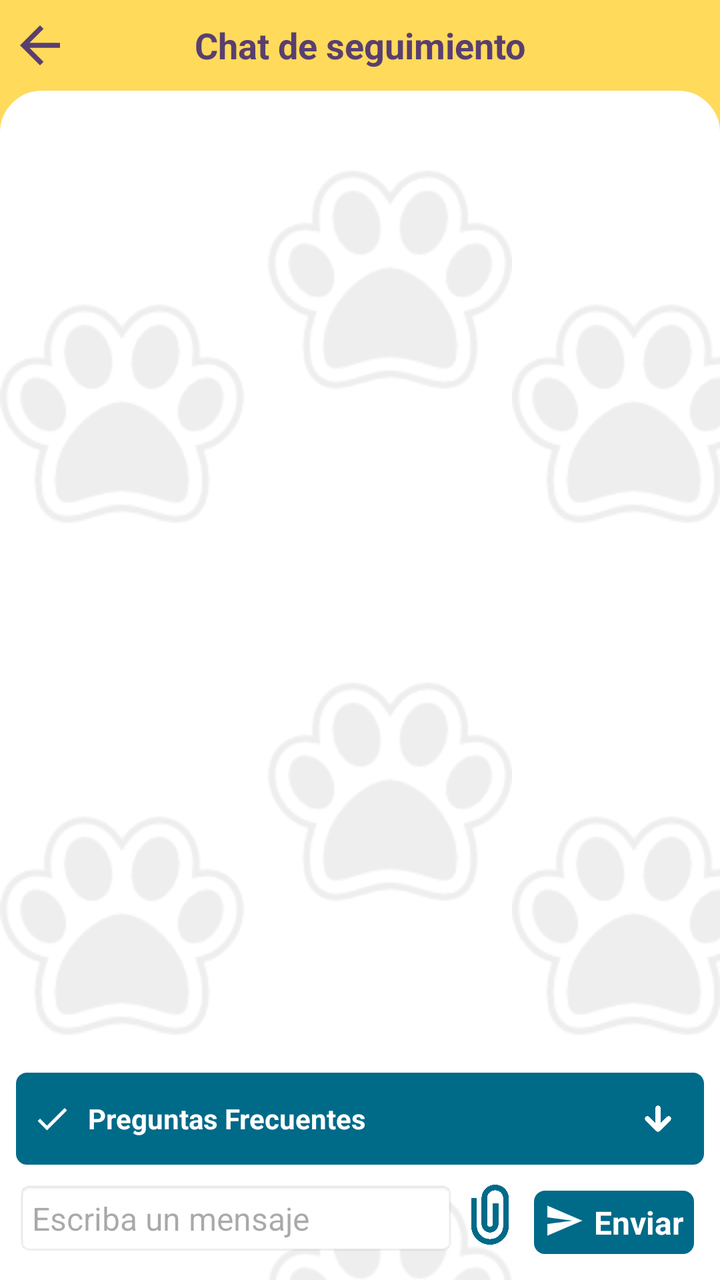
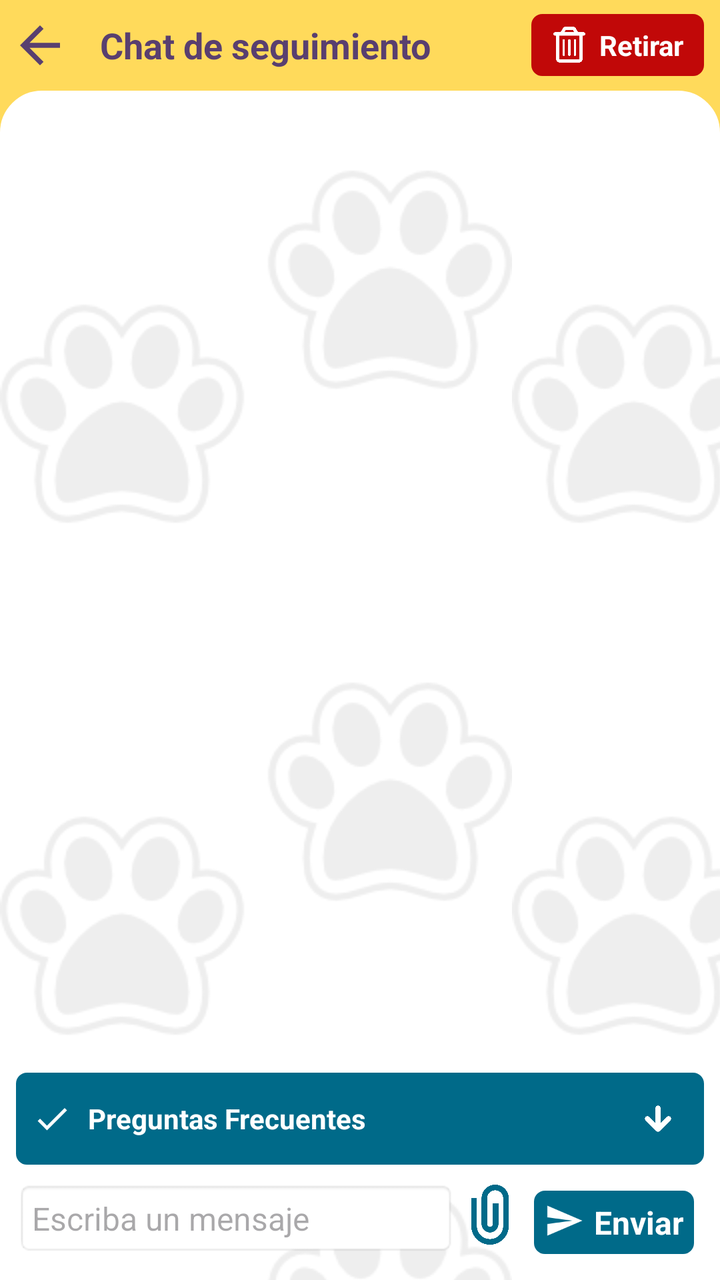

Two renders of the same Android screen: before a commit and after it. Below are the layout's source before the change and the commit's diff.
<!-- AndroidManifest.xml: application theme Theme.TIC_PV -->
<!-- res/layout/activity_seguimiento_voluntario_chat.xml -->
<RelativeLayout xmlns:android="http://schemas.android.com/apk/res/android"
    xmlns:app="http://schemas.android.com/apk/res-auto"
    xmlns:tools="http://schemas.android.com/tools"
    android:id="@+id/main"
    android:layout_width="match_parent"
    android:layout_height="match_parent"
    android:background="@color/yellow"
    android:fillViewport="true"
    android:fitsSystemWindows="true"
    android:focusableInTouchMode="true"
    tools:context=".Vista.SeguimientoVoluntarioChatActivity">

    
    <RelativeLayout
        android:id="@+id/lYSuperiorSeguimientoVoluntarioChat"
        android:layout_width="match_parent"
        android:layout_height="wrap_content"
        android:background="@color/yellow">

        <ImageView
            android:id="@+id/iVRegresarSeguimientoVoluntarioChat"
            android:layout_width="30dp"
            android:layout_height="30dp"
            android:layout_centerVertical="true"
            android:layout_marginStart="5dp"
            android:background="@drawable/ic_retroceder"
            android:backgroundTint="@color/lila"
            android:clickable="true"
            android:focusable="true"
            android:foreground="?android:attr/selectableItemBackgroundBorderless" />

        <TextView
            android:id="@+id/tVTituloSeguimientoVoluntarioChat"
            android:layout_width="match_parent"
            android:layout_height="wrap_content"
            android:layout_centerVertical="true"
            android:text="Chat de seguimiento"
            android:textAlignment="center"
            android:textColor="@color/lila"
            android:textSize="18sp"
            android:textStyle="bold" />

        <View
            android:id="@+id/viewTituloVerMascotas"
            android:layout_width="match_parent"
            android:layout_height="1dp"
            android:layout_below="@+id/tVTituloSeguimientoVoluntarioChat"
            android:layout_marginTop="20dp"
            android:background="@color/yellow" />
    </RelativeLayout>

    
    <LinearLayout
        android:id="@+id/lLChatSeguimientoVoluntario"
        android:layout_width="match_parent"
        android:layout_height="match_parent"
        android:layout_below="@+id/lYSuperiorSeguimientoVoluntarioChat"
        android:background="@drawable/bordes_fragment"
        android:orientation="vertical">

        
        <androidx.recyclerview.widget.RecyclerView
            android:id="@+id/recyclerViewChatSeguiVol"
            android:layout_width="match_parent"
            android:layout_height="0dp"
            android:layout_weight="1"
            android:padding="8dp" />

        
        <LinearLayout
            android:id="@+id/lLOpcionesMensajeria"
            android:layout_width="match_parent"
            android:layout_height="wrap_content"
            android:orientation="vertical"
            android:padding="8dp">

            
            <LinearLayout
                android:id="@+id/lLMostrarPreguntasFrecuentes"
                android:layout_width="match_parent"
                android:layout_height="wrap_content"
                android:layout_marginBottom="8dp"
                android:background="@drawable/border"
                android:backgroundTint="@color/blue_2"
                android:clickable="true"
                android:focusable="true"
                android:foreground="?android:attr/selectableItemBackgroundBorderless"
                android:gravity="center"
                android:orientation="horizontal"
                android:padding="8dp">

                <ImageView
                    android:layout_width="20dp"
                    android:layout_height="20dp"
                    android:background="@drawable/ic_visto_bueno"
                    android:backgroundTint="@color/white" />

                <TextView
                    android:layout_width="wrap_content"
                    android:layout_height="wrap_content"
                    android:layout_marginStart="8dp"
                    android:text="Preguntas Frecuentes"
                    android:textColor="@color/white"
                    android:textSize="14sp"
                    android:textStyle="bold" />

                <View
                    android:layout_width="0dp"
                    android:layout_height="0dp"
                    android:layout_weight="1" />

                <ImageView
                    android:id="@+id/iVFlechaPreguntasFrecuentes"
                    android:layout_width="30dp"
                    android:layout_height="30dp"
                    android:background="@drawable/ic_flecha_abajo"
                    android:backgroundTint="@color/white" />
            </LinearLayout>

            
            <LinearLayout
                android:id="@+id/lLRespondiendoMensaje"
                android:layout_width="match_parent"
                android:layout_height="wrap_content"
                android:layout_marginBottom="6dp"
                android:background="@drawable/border"
                android:backgroundTint="@color/celeste"
                android:orientation="horizontal"
                android:padding="8dp"
                android:visibility="gone">

                <View
                    android:layout_width="3dp"
                    android:layout_height="match_parent"
                    android:background="@color/blue_2" />

                <LinearLayout
                    android:layout_width="0dp"
                    android:layout_height="wrap_content"
                    android:layout_weight="1"
                    android:orientation="vertical"
                    android:paddingStart="8dp"
                    android:paddingEnd="8dp">

                    <TextView
                        android:id="@+id/tVRespondiendoEmisor"
                        android:layout_width="match_parent"
                        android:layout_height="wrap_content"
                        android:ellipsize="end"
                        android:maxLines="1"
                        android:textColor="@color/lila"
                        android:textSize="13sp"
                        android:textStyle="bold" />

                    <TextView
                        android:id="@+id/tVRespondiendoContenido"
                        android:layout_width="match_parent"
                        android:layout_height="wrap_content"
                        android:ellipsize="end"
                        android:maxLines="1"
                        android:textColor="@color/lila"
                        android:textSize="13sp" />
                </LinearLayout>

                <ImageView
                    android:id="@+id/iVCancelarRespuesta"
                    android:layout_width="22dp"
                    android:layout_height="22dp"
                    android:layout_gravity="center_vertical"
                    android:background="@drawable/ic_cerrar"
                    android:backgroundTint="@color/lila"
                    android:clickable="true"
                    android:focusable="true"
                    android:foreground="?android:attr/selectableItemBackgroundBorderless" />
            </LinearLayout>

            
            <LinearLayout
                android:layout_width="match_parent"
                android:layout_height="wrap_content"
                android:orientation="horizontal">

                
                <EditText
                    android:id="@+id/eTEscribirMensaje"
                    android:layout_width="0dp"
                    android:layout_height="wrap_content"
                    android:layout_weight="1"
                    android:background="@android:drawable/editbox_background"
                    android:hint="Escriba un mensaje"
                    android:padding="8dp"
                    android:textSize="16sp" />

                
                <ImageView
                    android:id="@+id/iVAdjuntarArchivo"
                    android:layout_width="30dp"
                    android:layout_height="30dp"
                    android:layout_margin="2dp"
                    android:background="@drawable/ic_clip"
                    android:backgroundTint="@color/blue_2"
                    android:clickable="true"
                    android:focusable="true" />

                
                <LinearLayout
                    android:id="@+id/lLEnviarMensaje"
                    android:layout_width="wrap_content"
                    android:layout_height="wrap_content"
                    android:layout_margin="5dp"
                    android:background="@drawable/border"
                    android:backgroundTint="@color/blue_2"
                    android:clickable="true"
                    android:focusable="true"
                    android:orientation="horizontal"
                    android:padding="5dp">

                    <ImageView
                        android:layout_width="20dp"
                        android:layout_height="20dp"
                        android:backgroundTint="@color/white"
                        android:src="@drawable/ic_enviar" />

                    <TextView
                        android:layout_width="wrap_content"
                        android:layout_height="wrap_content"
                        android:layout_marginStart="5dp"
                        android:text="Enviar"
                        android:textColor="@color/white"
                        android:textSize="16sp"
                        android:textStyle="bold" />
                </LinearLayout>
            </LinearLayout>
        </LinearLayout>
    </LinearLayout>

    
    <androidx.cardview.widget.CardView
        android:id="@+id/cardPreguntasFrecuentes"
        android:layout_width="match_parent"
        android:layout_height="wrap_content"
        android:layout_above="@+id/lLChatSeguimientoVoluntario"
        android:layout_alignParentBottom="true"
        android:layout_marginStart="10dp"
        android:layout_marginEnd="10dp"
        android:layout_marginBottom="125dp"
        android:backgroundTint="@color/white"
        android:elevation="4dp"
        android:visibility="gone"
        app:cardCornerRadius="8dp">

        <LinearLayout
            android:layout_width="match_parent"
            android:layout_height="300dp"
            android:orientation="vertical"
            android:padding="12dp">

            <TextView
                android:layout_width="match_parent"
                android:layout_height="wrap_content"
                android:text="Seleccione una pregunta:"
                android:textColor="@color/lila"
                android:textSize="16sp"
                android:textStyle="bold"
                android:paddingBottom="8dp" />

            
            <ScrollView
                android:layout_width="match_parent"
                android:layout_height="wrap_content"
                android:maxHeight="200dp">

                <LinearLayout
                    android:layout_width="match_parent"
                    android:layout_height="wrap_content"
                    android:orientation="vertical">

                    
                    <TextView
                        android:id="@+id/tVPregunta1"
                        android:layout_width="match_parent"
                        android:layout_height="wrap_content"
                        android:background="?android:attr/selectableItemBackground"
                        android:clickable="true"
                        android:focusable="true"
                        android:padding="12dp"
                        android:text="¿La mascota llora?"
                        android:textColor="@color/blue_2"
                        android:textSize="14sp" />

                    <View
                        android:layout_width="match_parent"
                        android:layout_height="1dp"
                        android:background="#E0E0E0" />

                    
                    <TextView
                        android:id="@+id/tVPregunta2"
                        android:layout_width="match_parent"
                        android:layout_height="wrap_content"
                        android:background="?android:attr/selectableItemBackground"
                        android:clickable="true"
                        android:focusable="true"
                        android:padding="12dp"
                        android:text="¿La mascota se alimenta de forma normal?"
                        android:textColor="@color/blue_2"
                        android:textSize="14sp" />

                    <View
                        android:layout_width="match_parent"
                        android:layout_height="1dp"
                        android:background="#E0E0E0" />

                    
                    <TextView
                        android:id="@+id/tVPregunta3"
                        android:layout_width="match_parent"
                        android:layout_height="wrap_content"
                        android:background="?android:attr/selectableItemBackground"
                        android:clickable="true"
                        android:focusable="true"
                        android:padding="12dp"
                        android:text="¿Necesita algún tipo de cuidado especial?"
                        android:textColor="@color/blue_2"
                        android:textSize="14sp" />

                    <View
                        android:layout_width="match_parent"
                        android:layout_height="1dp"
                        android:background="#E0E0E0" />

                    
                    <TextView
                        android:id="@+id/tVPregunta4"
                        android:layout_width="match_parent"
                        android:layout_height="wrap_content"
                        android:background="?android:attr/selectableItemBackground"
                        android:clickable="true"
                        android:focusable="true"
                        android:padding="12dp"
                        android:text="¿Cuál es el estado de ánimo de la mascota? (Feliz, Ansiosa, Tranquila, Triste)"
                        android:textColor="@color/blue_2"
                        android:textSize="14sp" />

                    <View
                        android:layout_width="match_parent"
                        android:layout_height="1dp"
                        android:background="#E0E0E0" />

                    
                    <TextView
                        android:id="@+id/tVPregunta5"
                        android:layout_width="match_parent"
                        android:layout_height="wrap_content"
                        android:background="?android:attr/selectableItemBackground"
                        android:clickable="true"
                        android:focusable="true"
                        android:padding="12dp"
                        android:text="¿Cómo ha sido la interacción de la mascota con los miembros de la familia?"
                        android:textColor="@color/blue_2"
                        android:textSize="14sp" />

                    <View
                        android:layout_width="match_parent"
                        android:layout_height="1dp"
                        android:background="#E0E0E0" />

                    
                    <TextView
                        android:id="@+id/tVPregunta6"
                        android:layout_width="match_parent"
                        android:layout_height="wrap_content"
                        android:background="?android:attr/selectableItemBackground"
                        android:clickable="true"
                        android:focusable="true"
                        android:padding="12dp"
                        android:text="¿Ha notado algún comportamiento inusual?"
                        android:textColor="@color/blue_2"
                        android:textSize="14sp" />

                    
                    <TextView
                        android:id="@+id/tVPregunta7"
                        android:layout_width="match_parent"
                        android:layout_height="wrap_content"
                        android:background="?android:attr/selectableItemBackground"
                        android:clickable="true"
                        android:focusable="true"
                        android:padding="12dp"
                        android:text="¿Se han presentado problemas desde la adopción?"
                        android:textColor="@color/blue_2"
                        android:textSize="14sp" />

                    <View
                        android:layout_width="match_parent"
                        android:layout_height="1dp"
                        android:background="#E0E0E0" />

                    
                    <TextView
                        android:id="@+id/tVPregunta8"
                        android:layout_width="match_parent"
                        android:layout_height="wrap_content"
                        android:background="?android:attr/selectableItemBackground"
                        android:clickable="true"
                        android:focusable="true"
                        android:padding="12dp"
                        android:text="¿Cómo se ha adoptado la mascota a su nuevo hogar?"
                        android:textColor="@color/blue_2"
                        android:textSize="14sp" />

                    <View
                        android:layout_width="match_parent"
                        android:layout_height="1dp"
                        android:background="#E0E0E0" />

                    
                    <TextView
                        android:id="@+id/tVPregunta9"
                        android:layout_width="match_parent"
                        android:layout_height="wrap_content"
                        android:background="?android:attr/selectableItemBackground"
                        android:clickable="true"
                        android:focusable="true"
                        android:padding="12dp"
                        android:text="¿Ha llevado a la mascota al veterinario?"
                        android:textColor="@color/blue_2"
                        android:textSize="14sp" />

                    <View
                        android:layout_width="match_parent"
                        android:layout_height="1dp"
                        android:background="#E0E0E0" />

                    
                    <TextView
                        android:id="@+id/tVPregunta10"
                        android:layout_width="match_parent"
                        android:layout_height="wrap_content"
                        android:background="?android:attr/selectableItemBackground"
                        android:clickable="true"
                        android:focusable="true"
                        android:padding="12dp"
                        android:text="¿La mascota está al día con sus vacunas y desparasitaciones?"
                        android:textColor="@color/blue_2"
                        android:textSize="14sp" />

                    <View
                        android:layout_width="match_parent"
                        android:layout_height="1dp"
                        android:background="#E0E0E0" />

                    
                    <TextView
                        android:id="@+id/tVPregunta11"
                        android:layout_width="match_parent"
                        android:layout_height="wrap_content"
                        android:background="?android:attr/selectableItemBackground"
                        android:clickable="true"
                        android:focusable="true"
                        android:padding="12dp"
                        android:text="¿Qué tipo de alimentación recibe la mascota?"
                        android:textColor="@color/blue_2"
                        android:textSize="14sp" />

                    <View
                        android:layout_width="match_parent"
                        android:layout_height="1dp"
                        android:background="#E0E0E0" />

                    
                    <TextView
                        android:id="@+id/tVPregunta12"
                        android:layout_width="match_parent"
                        android:layout_height="wrap_content"
                        android:background="?android:attr/selectableItemBackground"
                        android:clickable="true"
                        android:focusable="true"
                        android:padding="12dp"
                        android:text="¿Cuánto ejercicio o tiempo de juego se dedica al día?"
                        android:textColor="@color/blue_2"
                        android:textSize="14sp" />

                    <View
                        android:layout_width="match_parent"
                        android:layout_height="1dp"
                        android:background="#E0E0E0" />

                    
                    <TextView
                        android:id="@+id/tVPregunta13"
                        android:layout_width="match_parent"
                        android:layout_height="wrap_content"
                        android:background="?android:attr/selectableItemBackground"
                        android:clickable="true"
                        android:focusable="true"
                        android:padding="12dp"
                        android:text="¿Existe alguna inquietud sobre el cuidado de la mascota?"
                        android:textColor="@color/blue_2"
                        android:textSize="14sp" />

                    <View
                        android:layout_width="match_parent"
                        android:layout_height="1dp"
                        android:background="#E0E0E0" />

                    
                    <TextView
                        android:id="@+id/tVPregunta14"
                        android:layout_width="match_parent"
                        android:layout_height="wrap_content"
                        android:background="?android:attr/selectableItemBackground"
                        android:clickable="true"
                        android:focusable="true"
                        android:padding="12dp"
                        android:text="¿Se siente conforme con la adopción de su mascota?"
                        android:textColor="@color/blue_2"
                        android:textSize="14sp" />

                    <View
                        android:layout_width="match_parent"
                        android:layout_height="1dp"
                        android:background="#E0E0E0" />

                </LinearLayout>
            </ScrollView>
        </LinearLayout>
    </androidx.cardview.widget.CardView>

    
    <androidx.cardview.widget.CardView
        android:id="@+id/cardOpcionesAdjuntar"
        android:layout_width="wrap_content"
        android:layout_height="wrap_content"
        android:layout_alignParentEnd="true"
        android:layout_alignParentBottom="true"
        android:layout_gravity="end"
        android:layout_marginEnd="10dp"
        android:layout_marginBottom="150dp"
        android:backgroundTint="@color/blue_word"
        android:padding="10dp"
        android:visibility="gone"
        app:cardCornerRadius="8dp"
        android:elevation="4dp">

        <GridLayout
            android:layout_width="match_parent"
            android:layout_height="wrap_content"
            android:alignmentMode="alignMargins"
            android:columnCount="2"
            android:padding="8dp"
            android:rowCount="2">

            
            <LinearLayout
                android:id="@+id/lLOpcionSubirVideo"
                android:layout_width="wrap_content"
                android:layout_height="wrap_content"
                android:clickable="true"
                android:focusable="true"
                android:foreground="?android:attr/selectableItemBackgroundBorderless"
                android:gravity="center"
                android:orientation="vertical"
                android:padding="8dp">

                <ImageView
                    android:layout_width="50dp"
                    android:layout_height="50dp"
                    android:background="@drawable/ic_galeria"
                    android:backgroundTint="@color/white"
                    android:contentDescription="Subir Video" />

                <TextView
                    android:layout_width="wrap_content"
                    android:layout_height="wrap_content"
                    android:gravity="center"
                    android:text="Subir Video"
                    android:textColor="@color/white"
                    android:textSize="14sp" />
            </LinearLayout>

            
            <LinearLayout
                android:id="@+id/lLOpcionSubirFoto"
                android:layout_width="wrap_content"
                android:layout_height="wrap_content"
                android:clickable="true"
                android:focusable="true"
                android:foreground="?android:attr/selectableItemBackgroundBorderless"
                android:gravity="center"
                android:orientation="vertical"
                android:padding="8dp">

                <ImageView
                    android:layout_width="50dp"
                    android:layout_height="50dp"
                    android:background="@drawable/ic_galeria"
                    android:backgroundTint="@color/white" />

                <TextView
                    android:layout_width="wrap_content"
                    android:layout_height="wrap_content"
                    android:gravity="center"
                    android:text="Subir Foto"
                    android:textColor="@color/white"
                    android:textSize="14sp" />
            </LinearLayout>

            
            <LinearLayout
                android:id="@+id/lLOpcionGrabarVideo"
                android:layout_width="wrap_content"
                android:layout_height="wrap_content"
                android:clickable="true"
                android:focusable="true"
                android:foreground="?android:attr/selectableItemBackgroundBorderless"
                android:gravity="center"
                android:orientation="vertical"
                android:padding="8dp">

                <ImageView
                    android:layout_width="50dp"
                    android:layout_height="50dp"
                    android:background="@drawable/ic_video"
                    android:backgroundTint="@color/white" />

                <TextView
                    android:layout_width="wrap_content"
                    android:layout_height="wrap_content"
                    android:gravity="center"
                    android:text="Grabar Video"
                    android:textColor="@color/white"
                    android:textSize="14sp" />
            </LinearLayout>

            
            <LinearLayout
                android:id="@+id/lLOpcionTomarFoto"
                android:layout_width="wrap_content"
                android:layout_height="wrap_content"
                android:clickable="true"
                android:focusable="true"
                android:foreground="?android:attr/selectableItemBackgroundBorderless"
                android:gravity="center"
                android:orientation="vertical"
                android:padding="8dp">

                <ImageView
                    android:layout_width="50dp"
                    android:layout_height="50dp"
                    android:background="@drawable/ic_camara"
                    android:backgroundTint="@color/white" />

                <TextView
                    android:layout_width="wrap_content"
                    android:layout_height="wrap_content"
                    android:gravity="center"
                    android:text="Tomar Foto"
                    android:textColor="@color/white"
                    android:textSize="14sp" />
            </LinearLayout>
        </GridLayout>
    </androidx.cardview.widget.CardView>

</RelativeLayout>
<!-- resources referenced by this layout -->
<resources>
  <color name="blue_2">#006A89</color>
  <color name="blue_word">#1F4E79</color>
  <color name="celeste">#279fd1</color>
  <color name="lila">#593f6f</color>
  <color name="white">#FFFFFFFF</color>
  <color name="yellow">#ffda5b</color>
  <!-- drawable border (drawable) -->
  <?xml version="1.0" encoding="utf-8"?>
  <shape xmlns:android="http://schemas.android.com/apk/res/android">
      
      <solid android:color="#FFFFFF"/>
  
      
      <stroke android:width="1dp" android:color="#AAAAAA"/>
  
      
      <corners android:radius="5dp"/>
  </shape>
  <!-- drawable bordes_fragment (drawable) -->
  <?xml version="1.0" encoding="utf-8"?>
  <layer-list xmlns:android="http://schemas.android.com/apk/res/android">
  
      
      <item>
          <shape android:shape="rectangle">
              <solid android:color="#FFFFFF" />
  
              
              <corners
                  android:topLeftRadius="20dp"
                  android:topRightRadius="20dp" />
  
              <stroke
                  android:width="2dp"
                  android:color="#FFFFFF" />
          </shape>
      </item>
  
      
      <item>
          <bitmap
              android:src="@drawable/huellitas"
              android:tileMode="repeat"
              android:gravity="center"
              android:tint="@android:color/darker_gray"
              android:alpha="0.2"/> 
      </item>
  
  </layer-list>
  <!-- drawable ic_camara: png bitmap (drawable, 8394 bytes) -->
  <!-- drawable ic_cerrar (drawable) -->
  <vector xmlns:android="http://schemas.android.com/apk/res/android" android:height="24dp" android:tint="#FFFFFF" android:viewportHeight="24" android:viewportWidth="24" android:width="24dp">
        
      <path android:fillColor="@android:color/white" android:pathData="M19,6.41L17.59,5 12,10.59 6.41,5 5,6.41 10.59,12 5,17.59 6.41,19 12,13.41 17.59,19 19,17.59 13.41,12z"/>
      
  </vector>
  <!-- drawable ic_clip: png bitmap (drawable, 9962 bytes) -->
  <!-- drawable ic_enviar (drawable) -->
  <vector xmlns:android="http://schemas.android.com/apk/res/android" android:autoMirrored="true" android:height="24dp" android:tint="#FFFFFF" android:viewportHeight="24" android:viewportWidth="24" android:width="24dp">
        
      <path android:fillColor="@android:color/white" android:pathData="M2.01,21L23,12 2.01,3 2,10l15,2 -15,2z"/>
      
  </vector>
  <!-- drawable ic_flecha_abajo: png bitmap (drawable, 3524 bytes) -->
  <!-- drawable ic_galeria: png bitmap (drawable, 6970 bytes) -->
  <!-- drawable ic_retroceder (drawable) -->
  <vector xmlns:android="http://schemas.android.com/apk/res/android" android:autoMirrored="true" android:height="24dp" android:tint="#FFFFFF" android:viewportHeight="24" android:viewportWidth="24" android:width="24dp">
        
      <path android:fillColor="@android:color/white" android:pathData="M20,11H7.83l5.59,-5.59L12,4l-8,8 8,8 1.41,-1.41L7.83,13H20v-2z"/>
      
  </vector>
  <!-- drawable ic_video: png bitmap (drawable, 3785 bytes) -->
  <!-- drawable ic_visto_bueno (drawable) -->
  <vector xmlns:android="http://schemas.android.com/apk/res/android" android:height="24dp" android:tint="#FFFFFF" android:viewportHeight="24" android:viewportWidth="24" android:width="24dp">
        
      <path android:fillColor="@android:color/white" android:pathData="M9,16.17L4.83,12l-1.42,1.41L9,19 21,7l-1.41,-1.41z"/>
      
  </vector>
  <style name="Theme.TIC_PV" parent="Base.Theme.TIC_PV" />
  <!-- drawable huellitas: png bitmap (drawable, 6949 bytes) -->
  <style name="Base.Theme.TIC_PV" parent="Theme.Material3.DayNight.NoActionBar">
          
          
  
  
  
  
  
  
  
  
      </style>
</resources>

<!-- the commit's change to res/layout/activity_seguimiento_voluntario_chat.xml (unified diff, before → after) -->
@@ -34,11 +34,49 @@
             android:layout_width="match_parent"
             android:layout_height="wrap_content"
             android:layout_centerVertical="true"
+            android:layout_toStartOf="@+id/lLRetirarMascota"
             android:text="Chat de seguimiento"
             android:textAlignment="center"
             android:textColor="@color/lila"
             android:textSize="18sp"
             android:textStyle="bold" />
+
+        
+        <LinearLayout
+            android:id="@+id/lLRetirarMascota"
+            android:layout_width="wrap_content"
+            android:layout_height="wrap_content"
+            android:layout_alignParentEnd="true"
+            android:layout_centerVertical="true"
+            android:layout_marginEnd="8dp"
+            android:background="@drawable/border"
+            android:backgroundTint="@color/red"
+            android:clickable="true"
+            android:focusable="true"
+            android:foreground="?android:attr/selectableItemBackground"
+            android:gravity="center"
+            android:orientation="horizontal"
+            android:paddingStart="10dp"
+            android:paddingTop="6dp"
+            android:paddingEnd="10dp"
+            android:paddingBottom="6dp">
+
+            <ImageView
+                android:layout_width="18dp"
+                android:layout_height="18dp"
+                android:background="@drawable/ic_eliminar"
+                android:backgroundTint="@color/white"
+                android:contentDescription="Retirar mascota" />
+
+            <TextView
+                android:layout_width="wrap_content"
+                android:layout_height="wrap_content"
+                android:layout_marginStart="6dp"
+                android:text="Retirar"
+                android:textColor="@color/white"
+                android:textSize="14sp"
+                android:textStyle="bold" />
+        </LinearLayout>
 
         <View
             android:id="@+id/viewTituloVerMascotas"
<!-- resource entries referenced after the edit -->
@@ -4,6 +4,7 @@
   <color name="blue_word">#1F4E79</color>
   <color name="celeste">#279fd1</color>
   <color name="lila">#593f6f</color>
+  <color name="red">#C10808</color>
   <color name="white">#FFFFFFFF</color>
   <color name="yellow">#ffda5b</color>
   <!-- drawable border (drawable) -->
@@ -57,6 +58,7 @@
       
   </vector>
   <!-- drawable ic_clip: png bitmap (drawable, 9962 bytes) -->
+  <!-- drawable ic_eliminar: png bitmap (drawable, 3412 bytes) -->
   <!-- drawable ic_enviar (drawable) -->
   <vector xmlns:android="http://schemas.android.com/apk/res/android" android:autoMirrored="true" android:height="24dp" android:tint="#FFFFFF" android:viewportHeight="24" android:viewportWidth="24" android:width="24dp">
         
